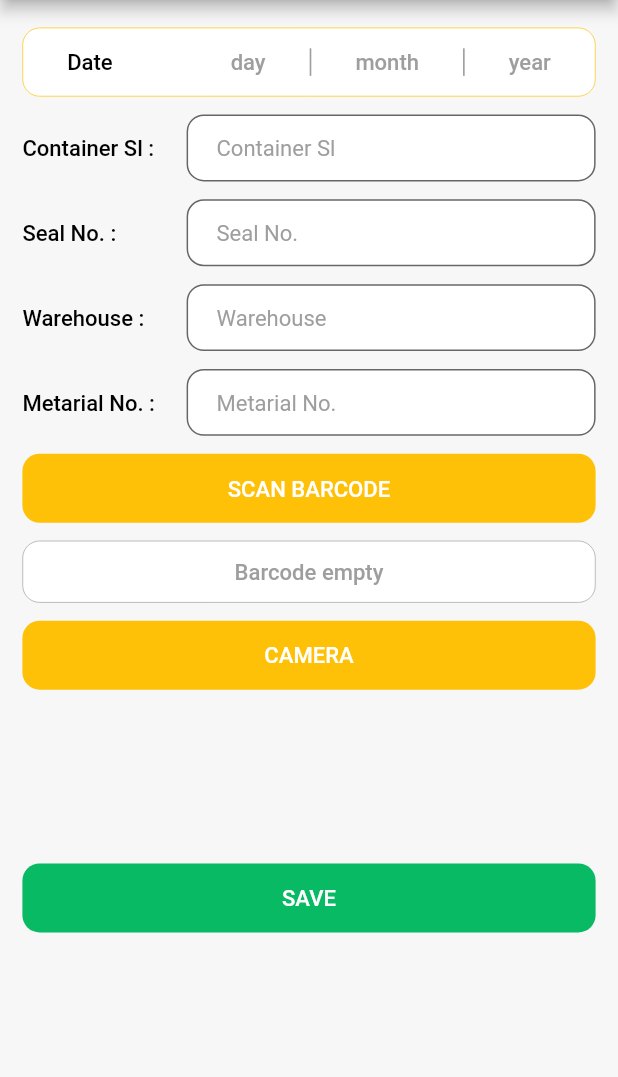
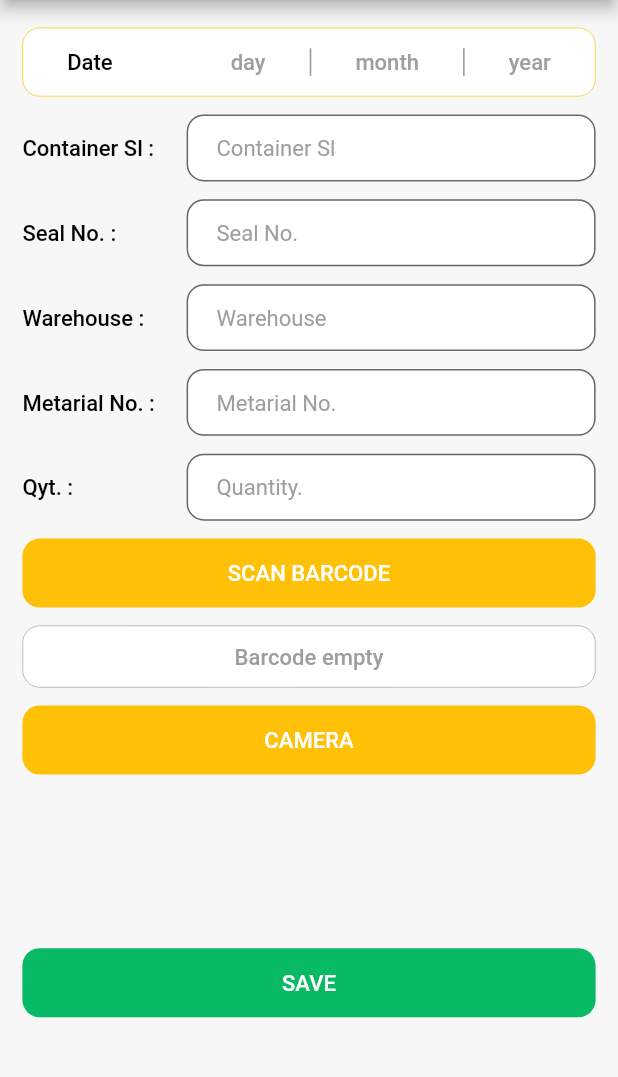
Before and after one commit to An19ik89/inbound, a Flutter app: the screen it shows after launch, after a tap on "CAMERA", on a phone screen of 412 x 824 dp, the part 84-1161 px from its top. Run offline on Flutter 3.47's test engine with Material 2 defaults, Android fonts, the phone set to English and light mode, and no system bars; our stand-ins replace cross_file, flutter_screenutil, get_it, hive, hive_flutter, image_picker; accounts and stored records are empty.

Commit message:
minor changes

```diff
--- a/lib/di/dependency_injection.dart
+++ b/lib/di/dependency_injection.dart
@@ -1,6 +1,10 @@
+
+import 'dart:io';
 
 import 'package:get_it/get_it.dart';
 import 'package:hive/hive.dart';
+import 'package:hive_flutter/hive_flutter.dart';
+import 'package:inbound_flutter/core/model/inbound_data_model.dart';
 import 'package:inbound_flutter/utils/image_utils.dart';
 import 'package:path_provider/path_provider.dart';
 
@@ -11,6 +15,18 @@ import '../utils/date_time_utils.dart';
 final di = GetIt.instance;
 
 Future<void> setup() async {
+  var externalDir;
+  if (Platform.isIOS) { // Platform is imported from 'dart:io' package
+    externalDir = await getApplicationDocumentsDirectory();
+  } else if (Platform.isAndroid) {
+    externalDir = await getExternalStorageDirectory();
+  }
+  Hive.registerAdapter(DataModelAdapter());
+  await Hive.initFlutter();
+  Hive.init(externalDir.path);
+  await Hive.openBox("inbound_database");
+
+
   //pages
   di.registerSingleton(DashPage());
 
--- a/lib/main.dart
+++ b/lib/main.dart
@@ -14,17 +14,9 @@ import 'dart:io';
 
 Future<void> main() async {
   WidgetsFlutterBinding.ensureInitialized();
-  var externalDir;
-  if (Platform.isIOS) { // Platform is imported from 'dart:io' package
-    externalDir = await getApplicationDocumentsDirectory();
-  } else if (Platform.isAndroid) {
-    externalDir = await getExternalStorageDirectory();
-  }
+
   await setup();
-  Hive.registerAdapter(DataModelAdapter());
-  await Hive.initFlutter();
-  Hive.init(externalDir.path);
-  await Hive.openBox("inbound_database");
+
   runApp(const MyApp());
 }
 
--- a/lib/ui/page/dash/dash_page.dart
+++ b/lib/ui/page/dash/dash_page.dart
@@ -213,6 +213,22 @@ class _DashState extends State<DashPage> {
                     SizedBox(
                       height: 13.h,
                     ),
+                    Row(
+                      children: [
+                        CText(
+                          text: 'Qyt. : ',
+                          container_wight: 110.w,
+                        ),
+                        Flexible(
+                            child: CTextField(
+                                hint_text: 'Quantity.',
+                                controller: provider.qytController,
+                                textInputType: TextInputType.number))
+                      ],
+                    ),
+                    SizedBox(
+                      height: 13.h,
+                    ),
                     InkWell(
                       onTap: () {
                         FocusManager.instance.primaryFocus?.unfocus();
@@ -308,6 +324,7 @@ class _DashState extends State<DashPage> {
                     SizedBox(
                       height: 13.h,
                     ),
+
                     InkWell(
                       onTap: () async
                       {
@@ -343,7 +360,7 @@ class _DashState extends State<DashPage> {
                         //   DataModel d = DataModel.fromJson(testData[i]);
                         //   dataModel.add(d);
                         // }
-                        Hive.box("inbound_database").put("save_data", dataModel);
+                        // Hive.box("inbound_database").put("save_data", dataModel);
                         // log("TEST : ${dataModel[0].imageUrls.toString()}");
                         // log("READ TEST FROM HIVE : ${Hive.box("inbound_database").get("save_data")}");
                       },
--- a/lib/ui/page/dash/dash_viewmodel.dart
+++ b/lib/ui/page/dash/dash_viewmodel.dart
@@ -4,7 +4,6 @@ import 'dart:convert';
 import 'dart:io';
 
 import 'package:flutter/material.dart';
-import 'package:flutter_image_compress/flutter_image_compress.dart';
 import 'package:image_picker/image_picker.dart';
 
 class DashViewModel with ChangeNotifier {
@@ -16,6 +15,7 @@ class DashViewModel with ChangeNotifier {
   TextEditingController sealNoController = TextEditingController();
   TextEditingController wareHouseController = TextEditingController();
   TextEditingController materialNoController = TextEditingController();
+  TextEditingController qytController = TextEditingController();
 
   // Image Picking
   List<XFile?> _listImage = [];
@@ -38,6 +38,7 @@ class DashViewModel with ChangeNotifier {
 
   set listImageRemove(int index) {
     _listImage.removeAt(index) ;
+    _base64Image.removeAt(index);
     notifyListeners();
   }
 
--- a/lib/utils/date_time_utils.dart
+++ b/lib/utils/date_time_utils.dart
@@ -5,7 +5,7 @@ class DateTimeUtils{
   Future<DateTime?> selectDateFromPicker(BuildContext context) async {
     final DateTime? picked = await showDatePicker(
         context: context,
-        initialDate: DateTime(DateTime.now().year),
+        initialDate: DateTime(DateTime.now().year,DateTime.now().month,DateTime.now().day),
         firstDate: DateTime(DateTime.now().year - 30),
         lastDate: DateTime(DateTime.now().year + 20),
         builder: (BuildContext context, Widget? child) {
--- a/lib/utils/image_utils.dart
+++ b/lib/utils/image_utils.dart
@@ -4,8 +4,6 @@ class ImageUtils{
   Future<XFile?> pickCameraImage() async {
     final ImagePicker _picker = ImagePicker();
     return await _picker.pickImage(source: ImageSource.camera,
-      maxWidth: 400,
-      maxHeight: 400,
-      imageQuality: 50,);
+      maxWidth: 166.08,maxHeight: 133.44,imageQuality: 90,);
   }
 }
--- a/pubspec.yaml
+++ b/pubspec.yaml
@@ -38,7 +38,6 @@ dependencies:
   flutter_screenutil: ^5.6.0
   path_provider: ^2.0.11
   easy_sidemenu: ^0.4.1
-  flutter_image_compress: ^1.1.3
 
 dev_dependencies:
   flutter_test:
```
